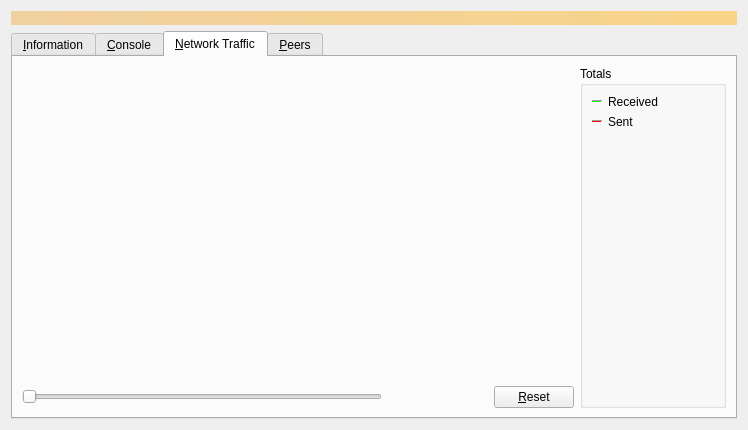
bitcoin-core/gui, file src/qt/forms/debugwindow.ui: the form before one commit.
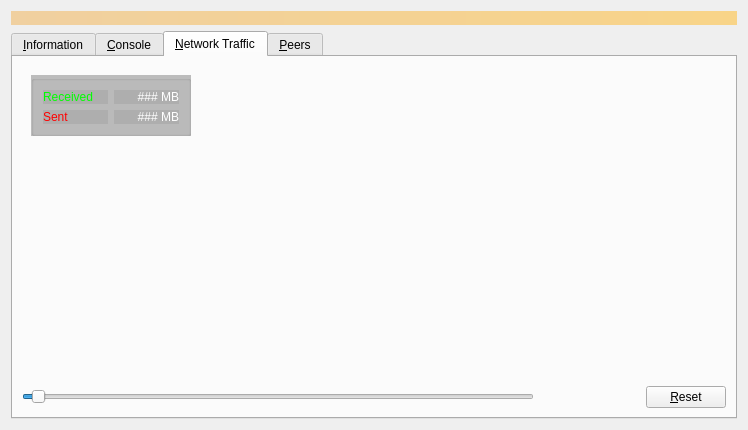
The form after the commit. The open tabs and pages were chosen to show the change. Icons and pictures are not drawn. Custom widgets are drawn as their Qt base class.

Commit message: gui: network graph - show/hide slider based on click event

```diff
--- a/src/qt/forms/debugwindow.ui
+++ b/src/qt/forms/debugwindow.ui
@@ -623,6 +623,115 @@
              <verstretch>0</verstretch>
             </sizepolicy>
            </property>
+           <layout class="QGridLayout" name="totalsGridLayout">
+            <item row="0" column="1">
+             <widget class="QGroupBox" name="totalsGroupBox">
+               <property name="minimumSize">
+                <size>
+                 <width>160</width>
+                 <height>40</height>
+                </size>
+               </property>
+              <property name="styleSheet">
+               <string notr="true">background:rgba(0, 0, 0, 64)</string>
+              </property>
+              <layout class="QGridLayout" name="sentLayout">
+               <item row="1" column="0">
+                <layout class="QHBoxLayout" name="sentHorzLayout">
+                 <item>
+                  <widget class="QLabel" name="sentLabel">
+                   <property name="styleSheet">
+                    <string notr="true">background:rgba(0, 0, 0, 16);color:rgb(255, 0, 0, 255)</string>
+                   </property>
+                   <property name="text">
+                    <string>Sent</string>
+                   </property>
+                  </widget>
+                 </item>
+                 <item>
+                  <widget class="QLabel" name="lblBytesOut">
+                   <property name="minimumSize">
+                    <size>
+                     <width>50</width>
+                     <height>0</height>
+                    </size>
+                   </property>
+                   <property name="styleSheet">
+                    <string notr="true">background:rgba(0, 0, 0, 16);color:rgb(255, 255, 255, 255)</string>
+                   </property>
+                   <property name="text">
+                    <string>### MB</string>
+                   </property>
+                   <property name="alignment">
+                    <set>Qt::AlignTrailing|Qt::AlignRight|Qt::AlignVCenter</set>
+                   </property>
+                  </widget>
+                 </item>
+                </layout>
+               </item>
+               <item row="0" column="0">
+                <layout class="QHBoxLayout" name="receivedHorzLayout">
+                 <item>
+                  <widget class="QLabel" name="receivedLabel">
+                   <property name="styleSheet">
+                    <string notr="true">background:rgba(0, 0, 0, 16);color:rgb(0, 255, 0)</string>
+                   </property>
+                   <property name="text">
+                    <string>Received</string>
+                   </property>
+                  </widget>
+                 </item>
+                 <item>
+                  <widget class="QLabel" name="lblBytesIn">
+                   <property name="minimumSize">
+                    <size>
+                     <width>50</width>
+                     <height>0</height>
+                    </size>
+                   </property>
+                   <property name="styleSheet">
+                    <string notr="true">background:rgba(0, 0, 0, 16);color:white</string>
+                   </property>
+                   <property name="text">
+                    <string>### MB</string>
+                   </property>
+                   <property name="alignment">
+                    <set>Qt::AlignTrailing|Qt::AlignRight|Qt::AlignVCenter</set>
+                   </property>
+                  </widget>
+                 </item>
+                </layout>
+               </item>
+              </layout>
+             </widget>
+            </item>
+            <item row="1" column="1">
+             <spacer name="verticalSpacer_4">
+              <property name="orientation">
+               <enum>Qt::Vertical</enum>
+              </property>
+              <property name="sizeHint" stdset="0">
+               <size>
+                <width>20</width>
+                <height>40</height>
+               </size>
+              </property>
+             </spacer>
+            </item>
+            <item row="0" column="2">
+             <spacer name="horizontalSpacer_2">
+              <property name="orientation">
+               <enum>Qt::Horizontal</enum>
+              </property>
+              <property name="sizeHint" stdset="0">
+               <size>
+                <width>985</width>
+                <height>20</height>
+               </size>
+              </property>
+             </spacer>
+            </item>
+           </layout>
           </widget>
          </item>
          <item>
@@ -639,7 +748,7 @@
               <number>12</number>
              </property>
              <property name="value">
-              <number>1</number>
+              <number>6</number>
              </property>
              <property name="orientation">
               <enum>Qt::Horizontal</enum>
@@ -673,192 +782,6 @@
          </item>
         </layout>
        </item>
-       <item>
-        <layout class="QVBoxLayout" name="verticalLayout">
-         <item>
-          <widget class="QGroupBox" name="groupBox">
-           <property name="title">
-            <string>Totals</string>
-           </property>
-           <layout class="QVBoxLayout" name="verticalLayout_5">
-            <item>
-             <layout class="QHBoxLayout" name="horizontalLayout_4">
-              <item>
-               <widget class="Line" name="line">
-                <property name="sizePolicy">
-                 <sizepolicy hsizetype="Fixed" vsizetype="Fixed">
-                  <horstretch>0</horstretch>
-                  <verstretch>0</verstretch>
-                 </sizepolicy>
-                </property>
-                <property name="minimumSize">
-                 <size>
-                  <width>10</width>
-                  <height>0</height>
-                 </size>
-                </property>
-                <property name="palette">
-                 <palette>
-                  <active>
-                   <colorrole role="Light">
-                    <brush brushstyle="SolidPattern">
-                     <color alpha="255">
-                      <red>0</red>
-                      <green>255</green>
-                      <blue>0</blue>
-                     </color>
-                    </brush>
-                   </colorrole>
-                  </active>
-                  <inactive>
-                   <colorrole role="Light">
-                    <brush brushstyle="SolidPattern">
-                     <color alpha="255">
-                      <red>0</red>
-                      <green>255</green>
-                      <blue>0</blue>
-                     </color>
-                    </brush>
-                   </colorrole>
-                  </inactive>
-                  <disabled>
-                   <colorrole role="Light">
-                    <brush brushstyle="SolidPattern">
-                     <color alpha="255">
-                      <red>0</red>
-                      <green>255</green>
-                      <blue>0</blue>
-                     </color>
-                    </brush>
-                   </colorrole>
-                  </disabled>
-                 </palette>
-                </property>
-                <property name="orientation">
-                 <enum>Qt::Horizontal</enum>
-                </property>
-               </widget>
-              </item>
-              <item>
-               <widget class="QLabel" name="label_16">
-                <property name="text">
-                 <string>Received</string>
-                </property>
-               </widget>
-              </item>
-              <item>
-               <widget class="QLabel" name="lblBytesIn">
-                <property name="minimumSize">
-                 <size>
-                  <width>50</width>
-                  <height>0</height>
-                 </size>
-                </property>
-                <property name="alignment">
-                 <set>Qt::AlignRight|Qt::AlignTrailing|Qt::AlignVCenter</set>
-                </property>
-               </widget>
-              </item>
-             </layout>
-            </item>
-            <item>
-             <layout class="QHBoxLayout" name="horizontalLayout_5">
-              <item>
-               <widget class="Line" name="line_2">
-                <property name="sizePolicy">
-                 <sizepolicy hsizetype="Fixed" vsizetype="Fixed">
-                  <horstretch>0</horstretch>
-                  <verstretch>0</verstretch>
-                 </sizepolicy>
-                </property>
-                <property name="minimumSize">
-                 <size>
-                  <width>10</width>
-                  <height>0</height>
-                 </size>
-                </property>
-                <property name="palette">
-                 <palette>
-                  <active>
-                   <colorrole role="Light">
-                    <brush brushstyle="SolidPattern">
-                     <color alpha="255">
-                      <red>255</red>
-                      <green>0</green>
-                      <blue>0</blue>
-                     </color>
-                    </brush>
-                   </colorrole>
-                  </active>
-                  <inactive>
-                   <colorrole role="Light">
-                    <brush brushstyle="SolidPattern">
-                     <color alpha="255">
-                      <red>255</red>
-                      <green>0</green>
-                      <blue>0</blue>
-                     </color>
-                    </brush>
-                   </colorrole>
-                  </inactive>
-                  <disabled>
-                   <colorrole role="Light">
-                    <brush brushstyle="SolidPattern">
-                     <color alpha="255">
-                      <red>255</red>
-                      <green>0</green>
-                      <blue>0</blue>
-                     </color>
-                    </brush>
-                   </colorrole>
-                  </disabled>
-                 </palette>
-                </property>
-                <property name="orientation">
-                 <enum>Qt::Horizontal</enum>
-                </property>
-               </widget>
-              </item>
-              <item>
-               <widget class="QLabel" name="label_17">
-                <property name="text">
-                 <string>Sent</string>
-                </property>
-               </widget>
-              </item>
-              <item>
-               <widget class="QLabel" name="lblBytesOut">
-                <property name="minimumSize">
-                 <size>
-                  <width>50</width>
-                  <height>0</height>
-                 </size>
-                </property>
-                <property name="alignment">
-                 <set>Qt::AlignRight|Qt::AlignTrailing|Qt::AlignVCenter</set>
-                </property>
-               </widget>
-              </item>
-             </layout>
-            </item>
-            <item>
-             <spacer name="verticalSpacer_4">
-              <property name="orientation">
-               <enum>Qt::Vertical</enum>
-              </property>
-              <property name="sizeHint" stdset="0">
-               <size>
-                <width>20</width>
-                <height>407</height>
-               </size>
-              </property>
-             </spacer>
-            </item>
-           </layout>
-          </widget>
-         </item>
-        </layout>
-       </item>
       </layout>
      </widget>
      <widget class="QWidget" name="tab_peers">
```
The commit also changes 1 other file.
